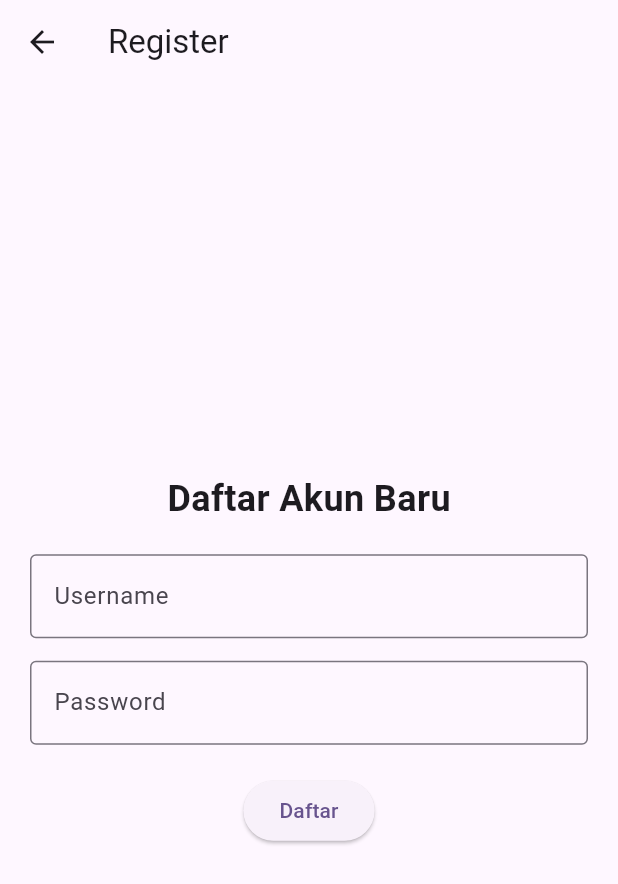
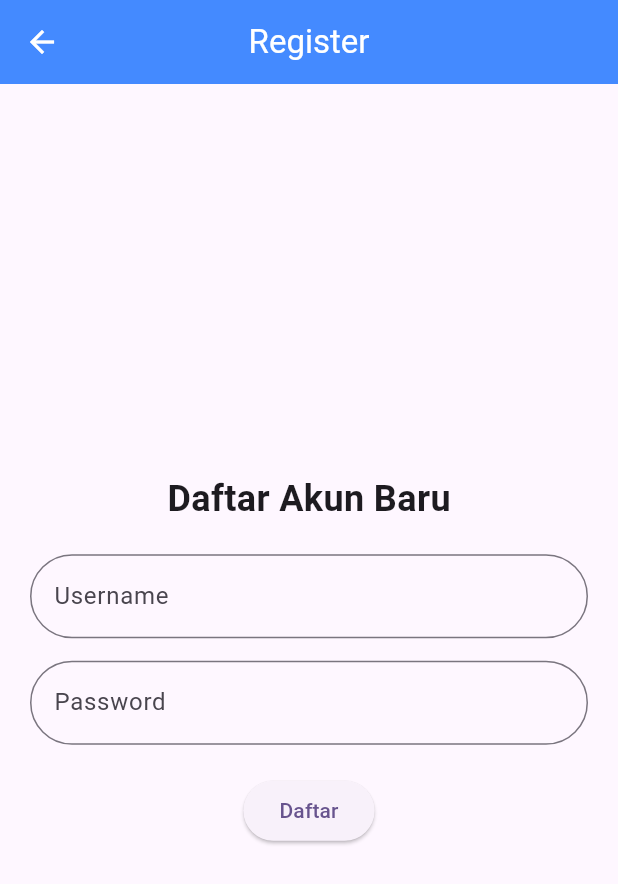
Before and after one commit to rahmanisstudent/124230100_latRes-Praktikum-mobile, a Flutter app: the screen it shows after launch, after a tap on "Belum punya akun? Daftar di sini", on a phone screen of 412 x 824 dp. Shown: the top 884 px of the screen. Run offline on Flutter 3.47's test engine with Material 3 defaults, Android fonts, the light colour scheme and no system bars; our stand-ins replace shared_preferences; network calls fail.

Commit message:
done all

```diff
--- a/lib/models/news_item.dart
+++ b/lib/models/news_item.dart
@@ -3,7 +3,7 @@ class NewsItem {
   final String title;
   final String imageUrl;
   final String summary;
-  final String url; // Link ke website asli
+  final String url;
   final String publishedAt;
   final String newsSite;
 
@@ -17,7 +17,6 @@ class NewsItem {
     required this.newsSite,
   });
 
-  // Factory method untuk mengubah JSON menjadi Object NewsItem
   factory NewsItem.fromJson(Map<String, dynamic> json) {
     return NewsItem(
       id: json['id'],
--- a/lib/services/api_service.dart
+++ b/lib/services/api_service.dart
@@ -5,13 +5,11 @@ import 'package:latihan_responsi/models/news_item.dart';
 class ApiService {
   final String _baseUrl = 'https://api.spaceflightnewsapi.net/v4';
 
-  // Endpoint dinamis: bisa 'articles', 'blogs', atau 'reports'
   Future<List<NewsItem>> fetchItems(String endpoint) async {
     final response = await http.get(Uri.parse('$_baseUrl/$endpoint/'));
 
     if (response.statusCode == 200) {
       final Map<String, dynamic> data = json.decode(response.body);
-      // API Spaceflight mengembalikan data di dalam field "results"
       List<dynamic> results = data['results'];
 
       return results.map((json) => NewsItem.fromJson(json)).toList();
--- a/lib/views/detail_view.dart
+++ b/lib/views/detail_view.dart
@@ -7,7 +7,6 @@ class DetailView extends StatelessWidget {
 
   const DetailView({super.key, required this.item});
 
-  // Fungsi untuk membuka link di browser
   Future<void> _launchURL(String url) async {
     final Uri uri = Uri.parse(url);
     if (!await launchUrl(uri, mode: LaunchMode.externalApplication)) {
@@ -18,12 +17,14 @@ class DetailView extends StatelessWidget {
   @override
   Widget build(BuildContext context) {
     return Scaffold(
-      appBar: AppBar(title: const Text("Detail")),
+      appBar: AppBar(title: const Text("Detail"),backgroundColor: Colors.blueAccent,foregroundColor: Colors.white,),
       body: SingleChildScrollView(
         child: Column(
           crossAxisAlignment: CrossAxisAlignment.start,
           children: [
+
             Image.network(item.imageUrl, width: double.infinity, fit: BoxFit.cover),
+
             Padding(
               padding: const EdgeInsets.all(16.0),
               child: Column(
@@ -41,6 +42,7 @@ class DetailView extends StatelessWidget {
           ],
         ),
       ),
+
       floatingActionButton: FloatingActionButton(
         onPressed: () => _launchURL(item.url),
         tooltip: 'Buka Web',
--- a/lib/views/login_view.dart
+++ b/lib/views/login_view.dart
@@ -17,31 +17,43 @@ class _LoginViewState extends State<LoginView> {
   @override
   Widget build(BuildContext context) {
     return Scaffold(
-      appBar: AppBar(title: const Text('Login')),
+      appBar: AppBar(title: const Text('Login'),centerTitle: true, backgroundColor:Colors.blueAccent, foregroundColor: Colors.white,),
       body: Padding(
         padding: const EdgeInsets.all(20.0),
         child: Column(
           mainAxisAlignment: MainAxisAlignment.center,
           children: [
             const Text("Silakan Login", style: TextStyle(fontSize: 24, fontWeight: FontWeight.bold)),
+
             const SizedBox(height: 20),
-            TextField(
-              controller: usernameController,
-              decoration: const InputDecoration(
-                labelText: 'Username',
-                border: OutlineInputBorder(),
+
+            Container(
+              child: TextField(
+                controller: usernameController,
+                decoration: const InputDecoration(
+                  labelText: 'Username',
+                  border: OutlineInputBorder(
+                    borderRadius: BorderRadius.all(Radius.circular(50.0)),
+                  ),
+                ),
               ),
             ),
+
             const SizedBox(height: 15),
+
             TextField(
               controller: passwordController,
               obscureText: true,
               decoration: const InputDecoration(
                 labelText: 'Password',
-                border: OutlineInputBorder(),
+                border: OutlineInputBorder(
+                  borderRadius: BorderRadius.all(Radius.circular(50.0)),
+                ),
               ),
             ),
+
             const SizedBox(height: 20),
+
             ElevatedButton(
               onPressed: () {
                 _authController.login(
@@ -53,7 +65,6 @@ class _LoginViewState extends State<LoginView> {
               child: const Text('Login'),
             ),
 
-            // --- TOMBOL MENUJU REGISTER ---
             const SizedBox(height: 10),
             TextButton(
               onPressed: () {
--- a/lib/views/register_view.dart
+++ b/lib/views/register_view.dart
@@ -16,34 +16,44 @@ class _RegisterViewState extends State<RegisterView> {
   @override
   Widget build(BuildContext context) {
     return Scaffold(
-      appBar: AppBar(title: const Text("Register")),
+      appBar: AppBar(title: const Text("Register"),centerTitle:true, backgroundColor:Colors.blueAccent,foregroundColor: Colors.white,),
       body: Padding(
         padding: const EdgeInsets.all(20.0),
         child: Column(
           mainAxisAlignment: MainAxisAlignment.center,
           children: [
+
             const Text("Daftar Akun Baru", style: TextStyle(fontSize: 24, fontWeight: FontWeight.bold)),
+
             const SizedBox(height: 20),
+
             TextField(
               controller: usernameController,
               decoration: const InputDecoration(
                 labelText: 'Username',
-                border: OutlineInputBorder(),
+                border: OutlineInputBorder(
+                  borderRadius: BorderRadius.all(Radius.circular(50.0)),
+                ),
               ),
             ),
+
             const SizedBox(height: 15),
+
             TextField(
               controller: passwordController,
               obscureText: true,
               decoration: const InputDecoration(
                 labelText: 'Password',
-                border: OutlineInputBorder(),
+                border: OutlineInputBorder(
+                  borderRadius: BorderRadius.all(Radius.circular(50.0)),
+                ),
               ),
             ),
+
             const SizedBox(height: 20),
+
             ElevatedButton(
               onPressed: () {
-                // Panggil fungsi register dari controller
                 _authController.register(
                   context,
                   usernameController.text,
```
Also changed, not shown: lib/controllers/auth_controller.dart (+1 -8 lines), lib/services/session_service.dart (+1 -14 lines), lib/views/dashboard_view.dart (+14 -5 lines), lib/views/list_view.dart (+3 -6 lines).
